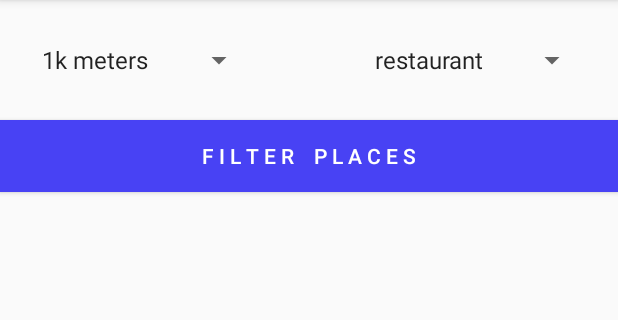
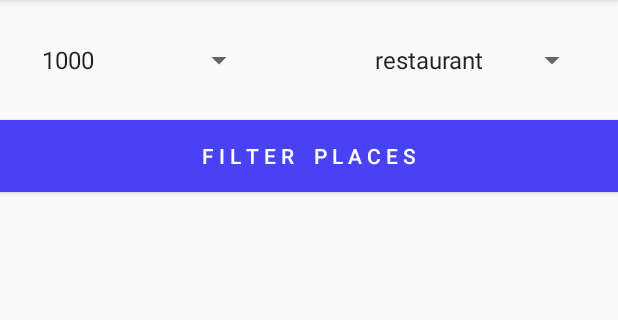
Before and after one commit to galqayeva/Voyage, an Android app: the FilteringActivity screen opened directly, with no data from a screen before it, on a phone screen of 412 x 824 dp, the part 84-404 px from its top. Run offline under Robolectric (Android 15) with nearby library versions, the phone set to English and light mode, and no system bars; our stand-ins replace Volley; 2 statements that could not run were skipped.

```diff
--- a/app/src/main/AndroidManifest.xml
+++ b/app/src/main/AndroidManifest.xml
@@ -19,14 +19,14 @@
         android:roundIcon="@mipmap/ic_launcher_round"
         android:supportsRtl="true"
         android:theme="@style/AppTheme">
-        <activity android:name=".Activities.MainActivity">
+        <activity android:name=".Activities.MainActivity" android:screenOrientation="locked">
             <intent-filter>
                 <action android:name="android.intent.action.MAIN" />
 
                 <category android:name="android.intent.category.LAUNCHER" />
             </intent-filter>
         </activity>
-        <activity android:name=".Activities.FilteringActivity"></activity>
+        <activity android:name=".Activities.FilteringActivity" android:screenOrientation="locked"></activity>
     </application>
 
 </manifest>
--- a/app/src/main/java/g/y/v/vyg/Activities/FilteringActivity.java
+++ b/app/src/main/java/g/y/v/vyg/Activities/FilteringActivity.java
@@ -78,7 +78,7 @@ public class FilteringActivity extends AppCompatActivity implements SwipeRefresh
                 radius=spinnerRadius.getSelectedItem().toString();
                 type=spinnertype.getSelectedItem().toString();
                 url= Constants.gmApi(Double.toString(latitude),Double.toString(longitude),radius,type);
-                loadListview();
+                myDB.deleteAll();
                 loadRestaurants();
 
             }
@@ -95,7 +95,7 @@ public class FilteringActivity extends AppCompatActivity implements SwipeRefresh
         if(data.getCount() == 0)
         {
             progressDialog = new ProgressDialog(this);
-            progressDialog.setMessage("Getting Restaurants");
+            progressDialog.setMessage("Getting Places");
             progressDialog.show();
 
             StringRequest stringRequest=new StringRequest(Request.Method.POST, url,
--- a/app/src/main/res/values/strings.xml
+++ b/app/src/main/res/values/strings.xml
@@ -12,6 +12,23 @@
     </string-array>
 
     <string-array name="mradius">
+        <item>1000</item>
+        <item>2000</item>
+        <item>3000</item>
+        <item>4000</item>
+        <item>5000</item>
+        <item>10000</item>
+        <item>15000</item>
+        <item>20000</item>
+        <item>25000</item>
+        <item>30000</item>
+        <item>40000</item>
+        <item>50000</item>
+
+
+    </string-array>
+
+    <string-array name="raidus">
         <item>1k meters</item>
         <item>2k meters</item>
         <item>3k meters</item>
@@ -24,7 +41,5 @@
         <item>30k meters</item>
         <item>40k meters</item>
         <item>50k meters</item>
-
-
     </string-array>
 </resources>
```
